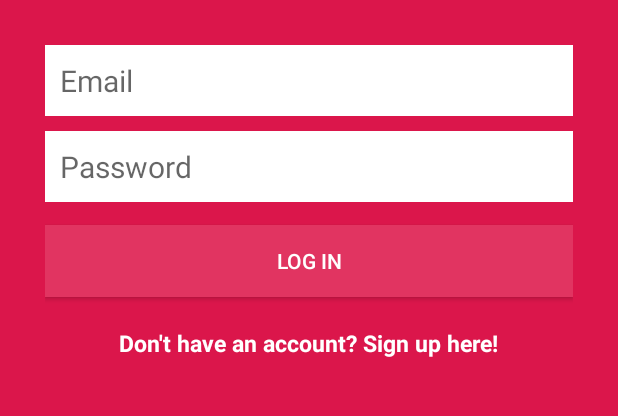
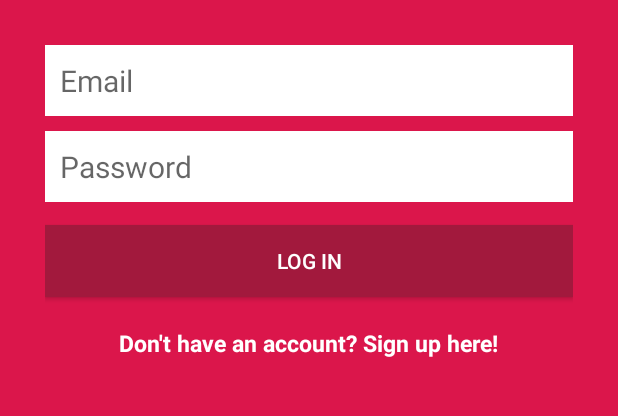
Before and after one commit to YomZsamora/ZumiEvents-Android, an Android app: the screen it shows after launch (MainActivity), on a phone screen of 412 x 824 dp, the part 416-832 px from its top. Run offline under Robolectric (Android 15) with nearby library versions, the phone set to English and light mode, and no system bars.

Commit message:
.gitignore

```diff
--- a/app/src/main/res/layout/activity_main.xml
+++ b/app/src/main/res/layout/activity_main.xml
@@ -46,10 +46,10 @@
             android:id="@+id/passwordLoginButton"
             android:layout_width="match_parent"
             android:layout_height="wrap_content"
+            android:layout_marginTop="15dp"
+            android:background="@color/colorPrimaryDark"
             android:padding="10dp"
             android:text="Log in"
-            android:background="@color/colorAccent"
-            android:layout_marginTop="15dp"
             android:textColor="@color/colorWhite" />
 
         <TextView
```
Also changed, not shown: 1 other file.
